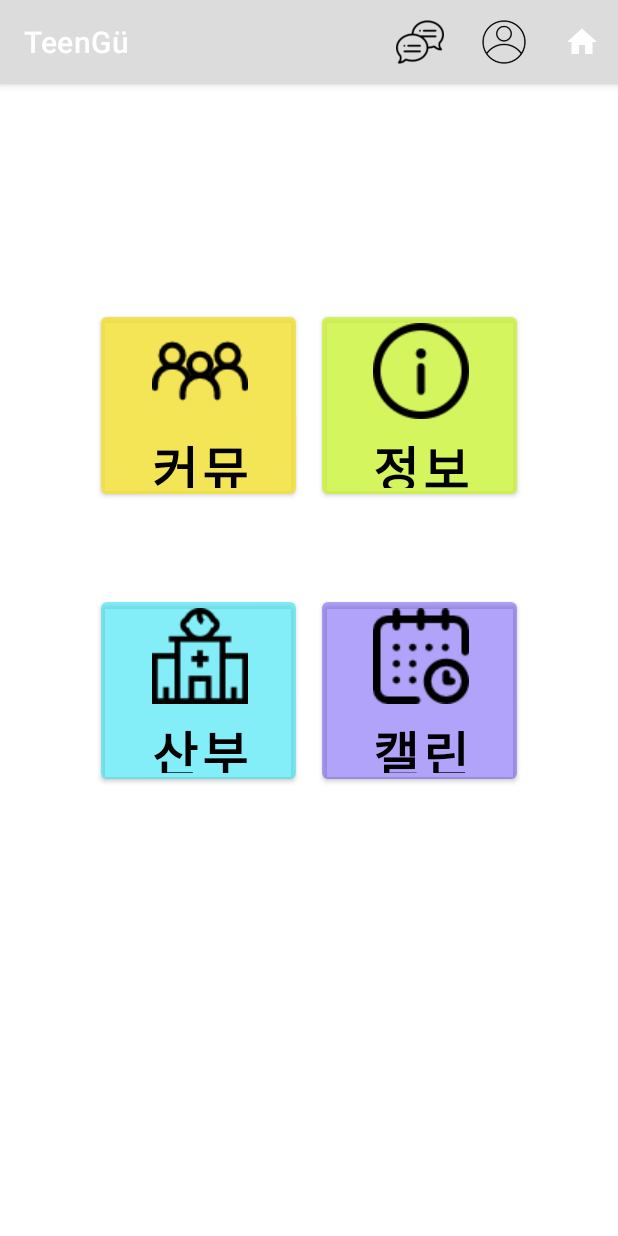
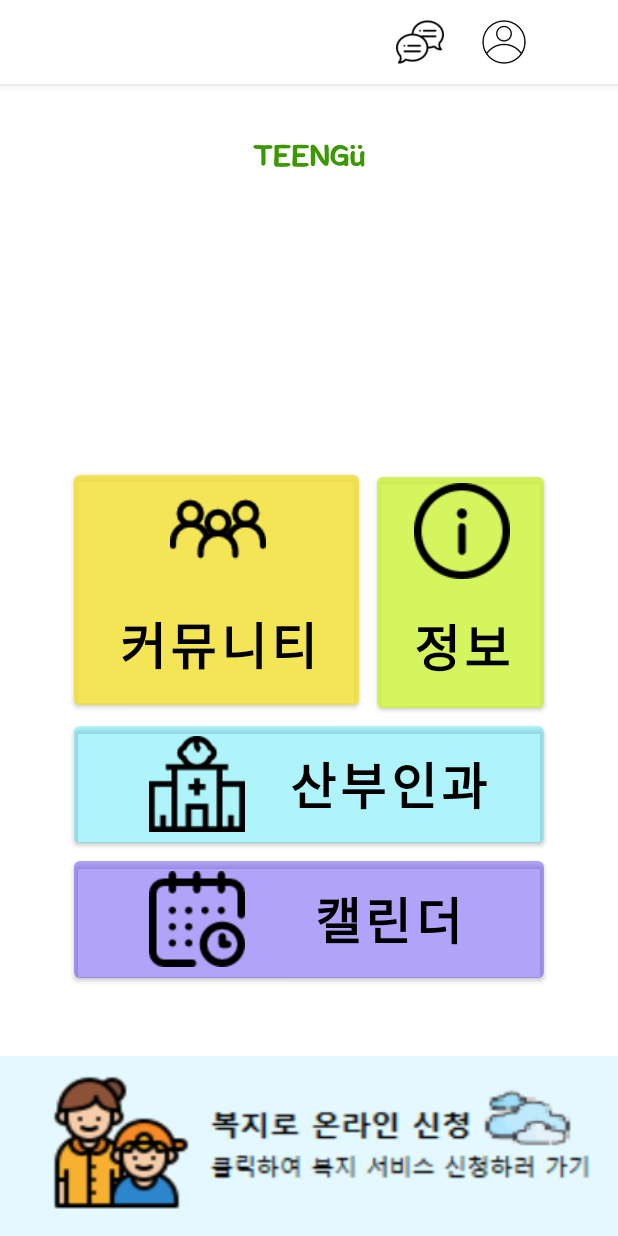
Before and after one commit to YRim99/TeenGu, an Android app: the HomeActivity screen opened directly, with no data from a screen before it, on a phone screen of 412 x 824 dp. Run offline under Robolectric (Android 15) with nearby library versions, the phone set to English and light mode, and no system bars; 2 statements that could not run were skipped.

Commit message:
HomeActivity 디자인 완료

```diff
--- a/app/src/main/res/layout/activity_home.xml
+++ b/app/src/main/res/layout/activity_home.xml
@@ -7,11 +7,28 @@
     tools:context=".HomeActivity">
 
     <Button
+        android:id="@+id/btnInfomation"
+        android:layout_width="111dp"
+        android:layout_height="166dp"
+        android:layout_marginEnd="49dp"
+        android:drawableTop="@drawable/information"
+        android:drawablePadding="18dip"
+        android:paddingLeft="18dip"
+        android:text="정보"
+        android:textColor="#000000"
+        android:textSize="50px"
+        android:textStyle="bold"
+        app:backgroundTint="#D2CBF33B"
+        app:layout_constraintBottom_toTopOf="@+id/btnHostpital"
+        app:layout_constraintEnd_toEndOf="parent" />
+
+    <Button
         android:id="@+id/btnCommunity"
-        android:layout_width="130dp"
-        android:layout_height="130dp"
-        android:layout_marginStart="50dp"
-        android:layout_marginTop="90dp"
+        android:layout_width="190dp"
+        android:layout_height="165dp"
+        android:layout_marginStart="49dp"
+        android:layout_marginEnd="12dp"
+        android:layout_marginBottom="2dp"
         android:drawableTop="@drawable/people"
         android:drawablePadding="18dip"
         android:paddingLeft="18dip"
@@ -22,64 +39,64 @@
         app:backgroundTint="#DAF3E13B"
         app:layout_constraintBottom_toTopOf="@+id/btnHostpital"
         app:layout_constraintEnd_toStartOf="@+id/btnInfomation"
-        app:layout_constraintStart_toStartOf="parent"
-        app:layout_constraintTop_toTopOf="parent" />
-
-    <Button
-        android:id="@+id/btnInfomation"
-        android:layout_width="130dp"
-        android:layout_height="130dp"
-        android:layout_marginTop="90dp"
-        android:layout_marginEnd="50dp"
-        android:drawableTop="@drawable/information"
-        android:drawablePadding="18dip"
-        android:paddingLeft="18dip"
-        android:text="정보"
-        android:textColor="#000000"
-        android:textSize="50px"
-        android:textStyle="bold"
-        app:backgroundTint="#D2CBF33B"
-        app:layout_constraintBottom_toTopOf="@+id/btnCalendar"
-        app:layout_constraintEnd_toEndOf="parent"
-        app:layout_constraintStart_toEndOf="@+id/btnCommunity"
-        app:layout_constraintTop_toTopOf="parent" />
-
-    <Button
-        android:id="@+id/btnHostpital"
-        android:layout_width="130dp"
-        android:layout_height="130dp"
-        android:layout_marginStart="50dp"
-        android:layout_marginBottom="239dp"
-        android:drawableTop="@drawable/hospital"
-        android:drawablePadding="18dip"
-        android:paddingLeft="18dip"
-        android:text="산부인과"
-        android:textColor="#000000"
-        android:textSize="50px"
-        android:textStyle="bold"
-        app:backgroundTint="#A13BE4F3"
-        app:layout_constraintBottom_toBottomOf="parent"
-        app:layout_constraintEnd_toStartOf="@+id/btnCalendar"
-        app:layout_constraintStart_toStartOf="parent"
-        app:layout_constraintTop_toBottomOf="@+id/btnCommunity" />
+        app:layout_constraintStart_toStartOf="parent" />
 
     <Button
         android:id="@+id/btnCalendar"
-        android:layout_width="130dp"
-        android:layout_height="130dp"
-        android:layout_marginEnd="50dp"
-        android:layout_marginBottom="239dp"
-        android:drawableTop="@drawable/calendar"
+        android:layout_width="313dp"
+        android:layout_height="90dp"
+        android:layout_marginStart="49dp"
+        android:layout_marginEnd="49dp"
+        android:layout_marginBottom="46dp"
+        android:drawableLeft="@drawable/calendar"
         android:drawablePadding="18dip"
-        android:paddingLeft="18dip"
+        android:paddingLeft="50dip"
         android:text="캘린더"
         android:textColor="#000000"
         android:textSize="50px"
         android:textStyle="bold"
         app:backgroundTint="#77573BF3"
+        app:layout_constraintBottom_toTopOf="@+id/grantDesBanner"
+        app:layout_constraintEnd_toEndOf="parent"
+        app:layout_constraintStart_toStartOf="parent" />
+
+    <Button
+        android:id="@+id/btnHostpital"
+        android:layout_width="313dp"
+        android:layout_height="90dp"
+        android:layout_marginStart="49dp"
+        android:layout_marginEnd="49dp"
+        android:drawableLeft="@drawable/hospital"
+        android:drawablePadding="18dip"
+        android:paddingLeft="50dip"
+        android:text="산부인과"
+        android:textColor="#000000"
+        android:textSize="50px"
+        android:textStyle="bold"
+        app:backgroundTint="#683BE4F3"
+        app:layout_constraintBottom_toTopOf="@+id/btnCalendar"
+        app:layout_constraintEnd_toEndOf="parent"
+        app:layout_constraintStart_toStartOf="parent" />
+
+    <ImageButton
+        android:id="@+id/grantDesBanner"
+        android:layout_width="match_parent"
+        android:layout_height="120dp"
+        android:background="#FFFFFF"
+        android:scaleType="fitXY"
+        android:src="@drawable/reg_banner"
         app:layout_constraintBottom_toBottomOf="parent"
         app:layout_constraintEnd_toEndOf="parent"
-        app:layout_constraintStart_toEndOf="@+id/btnHostpital"
-        app:layout_constraintTop_toBottomOf="@+id/btnInfomation" />
+        app:layout_constraintStart_toStartOf="parent" />
+
+    <ImageView
+        android:id="@+id/imageView2"
+        android:layout_width="98dp"
+        android:layout_height="22dp"
+        android:layout_marginTop="37dp"
+        app:layout_constraintEnd_toEndOf="parent"
+        app:layout_constraintStart_toStartOf="parent"
+        app:layout_constraintTop_toTopOf="parent"
+        app:srcCompat="@drawable/teengu_bottom" />
 
 </androidx.constraintlayout.widget.ConstraintLayout>
--- a/app/src/main/res/values/colors.xml
+++ b/app/src/main/res/values/colors.xml
@@ -9,6 +9,6 @@
     <color name="white">#FFFFFFFF</color>
     <color name="teengu">#A5DF00</color>
     <color name="teengu2">#32CD32</color>
-    <color name="action_bar">#DCDCDC</color>
-    <color name="state_bar">#848484</color>
+    <color name="action_bar">#FBFBEF</color>
+    <color name="state_bar">#FBFBEF</color>
 </resources>
--- a/app/src/main/res/values/themes.xml
+++ b/app/src/main/res/values/themes.xml
@@ -2,18 +2,21 @@
     <!-- Base application theme. -->
     <style name="Theme.Login" parent="Theme.MaterialComponents.DayNight.DarkActionBar">
         <!-- Primary brand color. -->
-        <item name="colorPrimary">@color/action_bar</item>
-        <item name="colorPrimaryVariant">@color/state_bar</item>
+        <item name="colorPrimary">@color/white</item>
+        <item name="colorPrimaryVariant">@color/white</item>
         <item name="colorOnPrimary">@color/white</item>
+        <item name="android:textColorPrimary">@color/black</item>
         <!-- Secondary brand color. -->
         <item name="colorSecondary">@color/teal_200</item>
         <item name="colorSecondaryVariant">@color/teal_700</item>
         <item name="colorOnSecondary">@color/black</item>
-        <!-- Status bar color. -->
+        <!-- Status bar & text color. -->
         <item name="android:statusBarColor" tools:targetApi="l">?attr/colorPrimaryVariant</item>
+        <item name="android:windowLightStatusBar" tools:targetApi="m">true</item>
 
         <!-- Customize your theme here. -->
     </style>
+
 
     <style name="Theme.Login.NoActionBar">
         <item name="windowActionBar">false</item>
```
Also changed, not shown: app/src/main/res/drawable/reg_banner.png (added).
